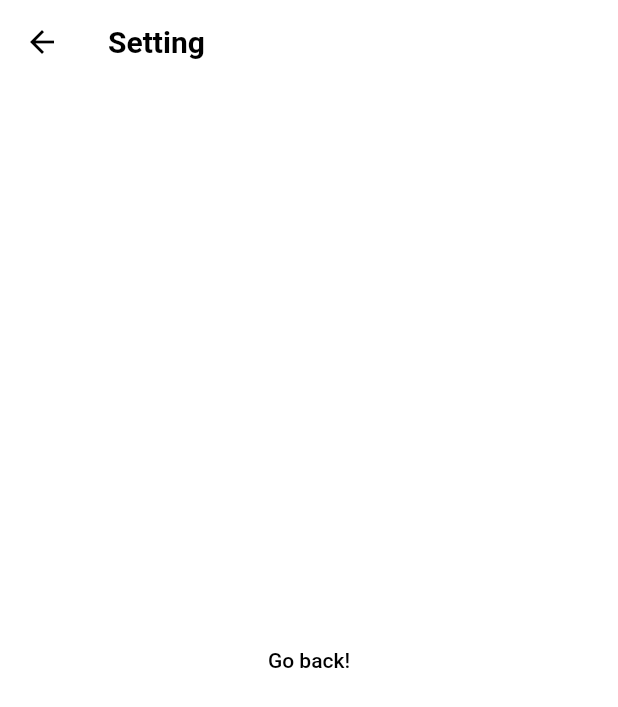
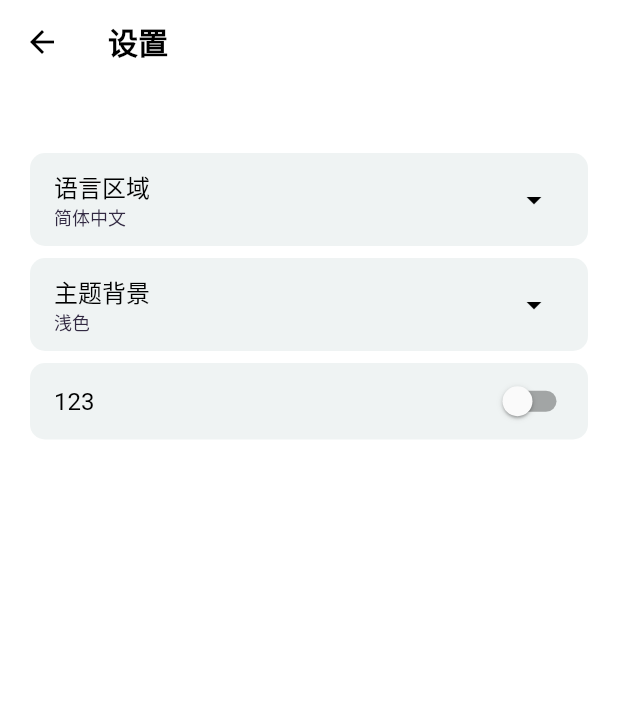
Before and after one commit to nppp1990/wish, a Flutter app: the SettingPage screen opened directly, on a phone screen of 412 x 824 dp. Shown: the top 707 px of the screen. Run offline on Flutter 3.47's test engine with Material 2 defaults, Android fonts, the phone set to English and light mode, and no system bars; our stand-ins replace animated_list_plus, dotted_border, event_bus, implicitly_animated_reorderable_list, sqflite; accounts and stored records are empty.

Commit message:
深色模式

```diff
--- a/lib/main.dart
+++ b/lib/main.dart
@@ -12,6 +12,7 @@ import 'package:wish/pages/review_page.dart';
 import 'package:wish/pages/setting_page.dart';
 import 'package:wish/router/router_utils.dart';
 import 'package:wish/themes/gallery_theme_data.dart';
+import 'package:wish/utils/platfor.dart';
 import 'package:wish/widgets/drawer.dart';
 
 Future<void> main() async {
@@ -25,7 +26,7 @@ class MyApp extends StatelessWidget {
   Widget build(BuildContext context) {
     return ModelBinding(
       initialModel: WishOptions(
-        themeMode: ThemeMode.system,
+        themeMode: ThemeMode.light,
         platform: defaultTargetPlatform,
         isTestMode: false,
       ),
@@ -62,7 +63,7 @@ class _HomePageState extends State<HomePage> {
   @override
   void initState() {
     super.initState();
-    if (Platform.isAndroid) {
+    if (PlatformUtils.instance.isMobile && Platform.isAndroid) {
       SystemChrome.setSystemUIOverlayStyle(
         const SystemUiOverlayStyle(
           statusBarColor: Colors.transparent,
--- a/lib/pages/op_page.dart
+++ b/lib/pages/op_page.dart
@@ -218,6 +218,7 @@ class _OpPageViewState extends State<OpPageView> {
   }
 
   Widget _buildSliverAppBar(BuildContext context) {
+    var colorScheme = Theme.of(context).colorScheme;
     return SliverAppBar(
       expandedHeight: 110,
       actions: [
@@ -243,7 +244,7 @@ class _OpPageViewState extends State<OpPageView> {
             widget.itemData.name,
             maxLines: 1,
             overflow: TextOverflow.ellipsis,
-            style: const TextStyle(fontWeight: FontWeight.w700),
+            style: TextStyle(fontWeight: FontWeight.w700, color: colorScheme.primary),
           ),
           stretchModes: const [
             StretchMode.blurBackground,
--- a/lib/pages/setting_page.dart
+++ b/lib/pages/setting_page.dart
@@ -1,37 +1,192 @@
+import 'dart:collection';
+
 import 'package:flutter/material.dart';
 import 'package:wish/data/style/wish_options.dart';
+import 'package:wish/widgets/common/settings_list_item.dart';
 
-class SettingPage extends StatelessWidget {
+class SettingPage extends StatefulWidget {
   const SettingPage({Key? key}) : super(key: key);
 
   static const String routeName = '/setting';
 
   @override
+  State<StatefulWidget> createState() => _SettingPageState();
+}
+
+enum _ExpandableSetting {
+  textScale,
+  textDirection,
+  locale,
+  platform,
+  theme,
+}
+
+class _SettingPageState extends State<SettingPage> with SingleTickerProviderStateMixin{
+  _ExpandableSetting? _expandedSettingId;
+  late AnimationController _controller;
+  late Animation<double> _staggerSettingsItemsAnimation;
+
+  late Locale _testLocaleOption;
+
+
+  @override
+  void initState() {
+    super.initState();
+    _controller = AnimationController(
+      duration: const Duration(milliseconds: 300),
+      vsync: this,
+    );
+    _controller.addStatusListener(_closeSettingId);
+    _staggerSettingsItemsAnimation = CurvedAnimation(
+      parent: _controller,
+      curve: const Interval(
+        0.4,
+        1.0,
+        curve: Curves.ease,
+      ),
+    );
+    _testLocaleOption = const Locale('zh');
+  }
+
+  @override
+  void dispose() {
+    super.dispose();
+    _controller.dispose();
+  }
+
+  void onTapSetting(_ExpandableSetting settingId) {
+    setState(() {
+      if (_expandedSettingId == settingId) {
+        _expandedSettingId = null;
+      } else {
+        _expandedSettingId = settingId;
+      }
+    });
+  }
+
+  void _closeSettingId(AnimationStatus status) {
+    if (status == AnimationStatus.dismissed) {
+      setState(() {
+        _expandedSettingId = null;
+      });
+    }
+  }
+
+
+
+  // todo
+  final systemLocaleOption = const Locale('system');
+
+  // todo
+  LinkedHashMap<Locale, DisplayOption> _getLocaleOptions() {
+    LinkedHashMap<Locale, DisplayOption> testMap = LinkedHashMap<Locale, DisplayOption>();
+    testMap[const Locale('system')] = DisplayOption('系统', subtitle: '123');
+    testMap[const Locale('zh')] = DisplayOption('简体中文', subtitle: '中国');
+    testMap[const Locale('en')] = DisplayOption('English', subtitle: 'United States');
+    return testMap;
+  }
+
+  @override
   Widget build(BuildContext context) {
+    final options = WishOptions.of(context);
+
+    final settingsListItems = [
+      SettingsListItem<Locale?>(
+        title: '语言区域',
+        selectedOption: _testLocaleOption,
+        optionsMap: _getLocaleOptions(),
+        onOptionChanged: (newLocale) {
+          print('---- newLocale: $newLocale');
+          // if (newLocale == systemLocaleOption) {
+          //   newLocale = deviceLocale;
+          // }
+          // GalleryOptions.update(
+          //   context,
+          //   options.copyWith(locale: newLocale),
+          // );
+          setState(() {
+            _testLocaleOption = newLocale!;
+          });
+        },
+        onTapSetting: () => onTapSetting(_ExpandableSetting.locale),
+        isExpanded: _expandedSettingId == _ExpandableSetting.locale,
+      ),
+      SettingsListItem<ThemeMode?>(
+        title: '主题背景',
+        selectedOption: options.themeMode,
+        optionsMap: LinkedHashMap.of({
+          ThemeMode.light: DisplayOption(
+              '浅色'
+          ),
+          ThemeMode.dark: DisplayOption(
+            '深色'
+          ),
+        }),
+        onOptionChanged: (mode) {
+          WishOptions.update(context, options.copyWith(themeMode: mode!));
+        },
+        onTapSetting: () => onTapSetting(_ExpandableSetting.theme),
+        isExpanded: _expandedSettingId == _ExpandableSetting.theme,
+      ),
+      ToggleSetting(text: '123', value: false, onChanged: (v){
+
+      })
+    ];
+
     return Scaffold(
         appBar: AppBar(
-          title: const Text('Setting'),
+          title: const Text('设置'),
         ),
-        body: Center(
-          child: TextButton(
-            onPressed: () {
-              var currentOptions = WishOptions.of(context);
-              if (currentOptions.themeMode == ThemeMode.dark) {
-                WishOptions.update(
-                    context,
-                    WishOptions.of(context).copyWith(
-                      themeMode: ThemeMode.light,
-                    ));
-              } else {
-                WishOptions.update(
-                    context,
-                    WishOptions.of(context).copyWith(
-                      themeMode: ThemeMode.dark,
-                    ));
-              }
-            },
-            child: const Text('Go back!'),
+        body: Padding(
+          padding: const EdgeInsets.only(top: 30),
+          child: ListView(
+            children: [
+              _AnimateSettingsListItems(
+                animation: _staggerSettingsItemsAnimation,
+                children: settingsListItems,
+              ),
+            ],
           ),
         ));
   }
 }
+
+class _AnimateSettingsListItems extends StatelessWidget {
+  const _AnimateSettingsListItems({
+    required this.animation,
+    required this.children,
+  });
+
+  final Animation<double> animation;
+  final List<Widget> children;
+
+  @override
+  Widget build(BuildContext context) {
+    const dividingPadding = 4.0;
+    final dividerTween = Tween<double>(
+      begin: 0,
+      end: dividingPadding,
+    );
+
+    return Padding(
+      padding: const EdgeInsets.symmetric(vertical: 16.0),
+      child: Column(
+        children: [
+          for (Widget child in children)
+            AnimatedBuilder(
+              animation: animation,
+              builder: (context, child) {
+                return Padding(
+                  padding: EdgeInsets.only(
+                    top: dividerTween.animate(animation).value,
+                  ),
+                  child: child,
+                );
+              },
+              child: child,
+            ),
+        ],
+      ),
+    );
+  }
+}
--- a/lib/router/router_utils.dart
+++ b/lib/router/router_utils.dart
@@ -72,11 +72,11 @@ class Right2LeftRouter<T> extends PageRouteBuilder<T> {
               child,
             ) =>
                 SlideTransition(
-                  child: child,
                   position: Tween<Offset>(
                     begin: const Offset(1.0, 0.0),
                     end: const Offset(0.0, 0.0),
                   ).animate(CurvedAnimation(parent: a1, curve: curve)),
+                  child: child,
                 ));
 }
 
--- a/lib/themes/gallery_theme_data.dart
+++ b/lib/themes/gallery_theme_data.dart
@@ -105,7 +105,7 @@ class GalleryThemeData {
 
   static const ColorScheme lightColorScheme = ColorScheme(
     primary: Colors.black,
-    primaryContainer: Color(0xFF117378),
+    primaryContainer: Color(0xFFEFF3F3),
     secondary: Colors.white,
     secondaryContainer: Colors.white,
     background: Colors.white,
@@ -114,7 +114,7 @@ class GalleryThemeData {
     error: _lightFillColor,
     onError: _lightFillColor,
     onPrimary: Colors.white,
-    onSecondary: Colors.yellow,
+    onSecondary: Color(0xFF322942),
     onSurface: Colors.black,
     brightness: Brightness.light,
   );
@@ -122,7 +122,7 @@ class GalleryThemeData {
   static const ColorScheme darkColorScheme = ColorScheme(
     // primary: Color(0xFFFF8383),
     primary: Colors.white,
-    primaryContainer: Color(0xFF1CDEC9),
+    primaryContainer: Color(0xFF242424),
     secondary: Color(0xFF1A1A1A),
     secondaryContainer: Color(0xFF451B6F),
     background: Color(0xFF1A1A1A),
@@ -131,7 +131,7 @@ class GalleryThemeData {
     error: _darkFillColor,
     onError: _darkFillColor,
     onPrimary: Color(0xFF1A1A1A),
-    onSecondary: _darkFillColor,
+    onSecondary: Color(0xFFFAFBFB),
     onSurface: _darkFillColor,
     brightness: Brightness.dark,
   );
--- /dev/null
+++ b/lib/widgets/common/settings_list_item.dart
@@ -0,0 +1,337 @@
+// Copyright 2019 The Flutter team. All rights reserved.
+// Use of this source code is governed by a BSD-style license that can be
+// found in the LICENSE file.
+
+import 'dart:collection';
+
+import 'package:flutter/material.dart';
+
+// Common constants between SlowMotionSetting and SettingsListItem.
+final settingItemBorderRadius = BorderRadius.circular(10);
+const settingItemHeaderMargin = EdgeInsetsDirectional.fromSTEB(20, 0, 20, 8);
+
+class DisplayOption {
+  final String title;
+  final String? subtitle;
+
+  DisplayOption(this.title, {this.subtitle});
+}
+
+class ToggleSetting extends StatelessWidget {
+  final String text;
+  final bool value;
+  final Function(bool) onChanged;
+
+  const ToggleSetting({
+    super.key,
+    required this.text,
+    required this.value,
+    required this.onChanged,
+  });
+
+  @override
+  Widget build(BuildContext context) {
+    final colorScheme = Theme.of(context).colorScheme;
+
+    return Semantics(
+      container: true,
+      child: Container(
+        margin: settingItemHeaderMargin,
+        child: Material(
+          shape: RoundedRectangleBorder(borderRadius: settingItemBorderRadius),
+          color: colorScheme.primaryContainer,
+          clipBehavior: Clip.antiAlias,
+          child: Row(
+            mainAxisAlignment: MainAxisAlignment.spaceBetween,
+            children: [
+              Expanded(
+                child: Padding(
+                  padding: const EdgeInsets.all(16),
+                  child: Column(
+                    crossAxisAlignment: CrossAxisAlignment.start,
+                    mainAxisAlignment: MainAxisAlignment.center,
+                    children: [
+                      SelectableText(
+                        text,
+                        style: TextStyle(
+                          color: colorScheme.primary,
+                          fontSize: 16,
+                        ),
+                      ),
+                    ],
+                  ),
+                ),
+              ),
+              Padding(
+                padding: const EdgeInsetsDirectional.only(end: 8),
+                child: Switch(
+                  activeColor: colorScheme.primary,
+                  value: value,
+                  onChanged: onChanged,
+                ),
+              ),
+            ],
+          ),
+        ),
+      ),
+    );
+  }
+}
+
+class SettingsListItem<T> extends StatefulWidget {
+  const SettingsListItem({
+    super.key,
+    required this.optionsMap,
+    required this.title,
+    required this.selectedOption,
+    required this.onOptionChanged,
+    required this.onTapSetting,
+    required this.isExpanded,
+  });
+
+  final LinkedHashMap<T, DisplayOption> optionsMap;
+  final String title;
+  final T selectedOption;
+  final ValueChanged<T> onOptionChanged;
+  final Function onTapSetting;
+  final bool isExpanded;
+
+  @override
+  State<SettingsListItem<T?>> createState() => _SettingsListItemState<T?>();
+}
+
+class _SettingsListItemState<T> extends State<SettingsListItem<T?>>
+    with SingleTickerProviderStateMixin {
+  static final Animatable<double> _easeInTween =
+      CurveTween(curve: Curves.easeIn);
+  static const _expandDuration = Duration(milliseconds: 250);
+  late AnimationController _controller;
+  late Animation<double> _childrenHeightFactor;
+  late Animation<double> _headerChevronRotation;
+  late Animation<double> _headerSubtitleHeight;
+  late Animation<EdgeInsetsGeometry> _headerMargin;
+  late Animation<EdgeInsetsGeometry> _headerPadding;
+  late Animation<EdgeInsetsGeometry> _childrenPadding;
+  late Animation<BorderRadius?> _headerBorderRadius;
+
+  // For ease of use. Correspond to the keys and values of `widget.optionsMap`.
+  late Iterable<T?> _options;
+  late Iterable<DisplayOption> _displayOptions;
+
+  @override
+  void initState() {
+    super.initState();
+    _controller = AnimationController(duration: _expandDuration, vsync: this);
+    _childrenHeightFactor = _controller.drive(_easeInTween);
+    _headerChevronRotation =
+        Tween<double>(begin: 0, end: 0.5).animate(_controller);
+    _headerMargin = EdgeInsetsGeometryTween(
+      begin: settingItemHeaderMargin,
+      end: EdgeInsets.zero,
+    ).animate(_controller);
+    _headerPadding = EdgeInsetsGeometryTween(
+      begin: const EdgeInsetsDirectional.fromSTEB(16, 10, 0, 10),
+      end: const EdgeInsetsDirectional.fromSTEB(32, 18, 32, 20),
+    ).animate(_controller);
+    _headerSubtitleHeight =
+        _controller.drive(Tween<double>(begin: 1.0, end: 0.0));
+    _childrenPadding = EdgeInsetsGeometryTween(
+      begin: const EdgeInsets.symmetric(horizontal: 16),
+      end: EdgeInsets.zero,
+    ).animate(_controller);
+    _headerBorderRadius = BorderRadiusTween(
+      begin: settingItemBorderRadius,
+      end: BorderRadius.zero,
+    ).animate(_controller);
+
+    if (widget.isExpanded) {
+      _controller.value = 1.0;
+    }
+
+    _options = widget.optionsMap.keys;
+    _displayOptions = widget.optionsMap.values;
+  }
+
+  @override
+  void dispose() {
+    _controller.dispose();
+    super.dispose();
+  }
+
+  void _handleExpansion() {
+    if (widget.isExpanded) {
+      _controller.forward();
+    } else {
+      _controller.reverse().then<void>((value) {
+        if (!mounted) {
+          return;
+        }
+      });
+    }
+  }
+
+  Widget _buildHeaderWithChildren(BuildContext context, Widget? child) {
+    return Column(
+      mainAxisSize: MainAxisSize.min,
+      children: [
+        _CategoryHeader(
+          margin: _headerMargin.value,
+          padding: _headerPadding.value,
+          borderRadius: _headerBorderRadius.value!,
+          subtitleHeight: _headerSubtitleHeight,
+          chevronRotation: _headerChevronRotation,
+          title: widget.title,
+          subtitle: widget.optionsMap[widget.selectedOption]?.title ?? '',
+          onTap: () => widget.onTapSetting(),
+        ),
+        Padding(
+          padding: _childrenPadding.value,
+          child: ClipRect(
+            child: Align(
+              heightFactor: _childrenHeightFactor.value,
+              child: child,
+            ),
+          ),
+        ),
+      ],
+    );
+  }
+
+  @override
+  Widget build(BuildContext context) {
+    _handleExpansion();
+    final theme = Theme.of(context);
+
+    return AnimatedBuilder(
+      animation: _controller.view,
+      builder: _buildHeaderWithChildren,
+      child: Container(
+        constraints: const BoxConstraints(maxHeight: 384),
+        margin: const EdgeInsetsDirectional.only(start: 24, bottom: 40),
+        decoration: BoxDecoration(
+          border: BorderDirectional(
+            start: BorderSide(
+              width: 2,
+              color: theme.colorScheme.background,
+            ),
+          ),
+        ),
+        child: ListView.builder(
+          shrinkWrap: true,
+          itemCount: widget.isExpanded ? _options.length : 0,
+          itemBuilder: (context, index) {
+            final displayOption = _displayOptions.elementAt(index);
+            return RadioListTile<T?>(
+              value: _options.elementAt(index),
+              title: Column(
+                crossAxisAlignment: CrossAxisAlignment.start,
+                children: [
+                  Text(
+                    displayOption.title,
+                    style: theme.textTheme.bodyLarge!.copyWith(
+                      color: Theme.of(context).colorScheme.primary,
+                    ),
+                  ),
+                  if (displayOption.subtitle != null)
+                    Text(
+                      displayOption.subtitle!,
+                      style: theme.textTheme.bodyLarge!.copyWith(
+                        fontSize: 12,
+                        color: Theme.of(context)
+                            .colorScheme
+                            .onSecondary,
+                      ),
+                    ),
+                ],
+              ),
+              groupValue: widget.selectedOption,
+              onChanged: (newOption) => widget.onOptionChanged(newOption),
+              activeColor: Theme.of(context).colorScheme.primary,
+              dense: true,
+            );
+          },
+        ),
+      ),
+    );
+  }
+}
+
+class _CategoryHeader extends StatelessWidget {
+  const _CategoryHeader({
+    this.margin,
+    required this.padding,
+    required this.borderRadius,
+    required this.subtitleHeight,
+    required this.chevronRotation,
+    required this.title,
+    required this.subtitle,
+    this.onTap,
+  });
+
+  final EdgeInsetsGeometry? margin;
+  final EdgeInsetsGeometry padding;
+  final BorderRadiusGeometry borderRadius;
+  final String title;
+  final String subtitle;
+  final Animation<double> subtitleHeight;
+  final Animation<double> chevronRotation;
+  final GestureTapCallback? onTap;
+
+  @override
+  Widget build(BuildContext context) {
+    final colorScheme = Theme.of(context).colorScheme;
+    return Container(
+      margin: margin,
+      child: Material(
+        shape: RoundedRectangleBorder(borderRadius: borderRadius),
+        color: colorScheme.primaryContainer,
+        clipBehavior: Clip.antiAlias,
+        child: InkWell(
+          onTap: onTap,
+          child: Row(
+            mainAxisAlignment: MainAxisAlignment.spaceBetween,
+            children: [
+              Expanded(
+                child: Padding(
+                  padding: padding,
+                  child: Column(
+                    crossAxisAlignment: CrossAxisAlignment.start,
+                    mainAxisAlignment: MainAxisAlignment.center,
+                    children: [
+                      Text(
+                        title,
+                        style: TextStyle(fontSize: 16, color: colorScheme.primary),
+                      ),
+                      SizeTransition(
+                        sizeFactor: subtitleHeight,
+                        child: Text(
+                          subtitle,
+                          maxLines: 1,
+                          overflow: TextOverflow.ellipsis,
+                          style: TextStyle(
+                            fontSize: 12,
+                            color: colorScheme.onSecondary,
+                          ),
+                        ),
+                      )
+                    ],
+                  ),
+                ),
+              ),
+              Padding(
+                padding: const EdgeInsetsDirectional.only(
+                  start: 8,
+                  end: 24,
+                ),
+                child: RotationTransition(
+                  turns: chevronRotation,
+                  child: Icon(Icons.arrow_drop_down, color: colorScheme.primary),
+                ),
+              )
+            ],
+          ),
+        ),
+      ),
+    );
+  }
+}
--- a/lib/widgets/item/progress_circle.dart
+++ b/lib/widgets/item/progress_circle.dart
@@ -24,7 +24,7 @@ class ProgressCircle extends StatelessWidget {
           child: CircularProgressIndicator(
             strokeWidth: 3,
             value: value,
-            backgroundColor: Colors.black.withOpacity(0.2),
+            backgroundColor: color.withOpacity(0.2),
             valueColor: AlwaysStoppedAnimation<Color>(color),
           ),
         ),
--- a/lib/widgets/item/wish_item.dart
+++ b/lib/widgets/item/wish_item.dart
@@ -75,7 +75,7 @@ class WishItem extends StatelessWidget {
         padding: const EdgeInsets.symmetric(horizontal: 12, vertical: 10),
         decoration: BoxDecoration(
           borderRadius: BorderRadius.circular(12),
-          color: isLight ? colorScheme.secondary : const Color(0xFF242424),
+          color: isLight ? colorScheme.secondary : colorScheme.primaryContainer,
           border: isLight ? null : Border.all(color: GalleryThemeData.darkGreenBorderColor, width: 1),
           boxShadow: isLight
               ? [
@@ -206,6 +206,7 @@ class WishItem extends StatelessWidget {
       return ProgressCircle(
         size: 40,
         value: count / itemData.stepList!.length,
+        color: colorScheme.primary,
       );
     }
     return Icon(
```
Also changed, not shown: lib/themes/material_demo_theme_data.dart (deleted, +0 -87 lines), lib/utils/platfor.dart (added, +25 -0 lines), lib/widgets/item/item_menu.dart (+22 -20 lines), lib/widgets/op/radio_check.dart (+18 -5 lines).
